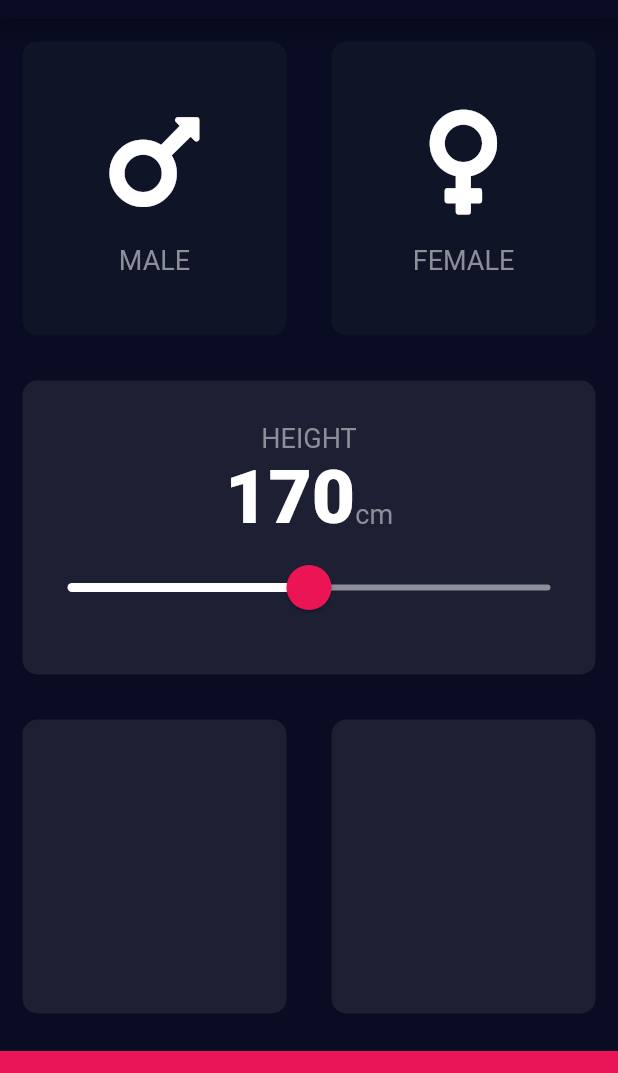
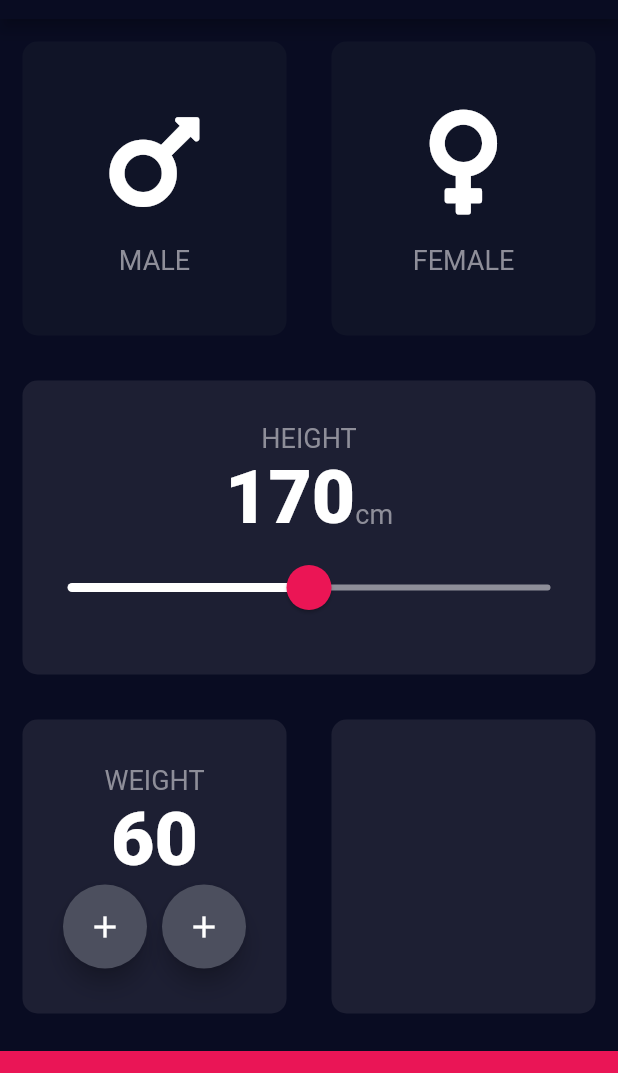
Before and after one commit to Oyekunle-Mark/rango_bmi_calc, a Flutter app: the screen it shows after launch, on a phone screen of 412 x 824 dp, the part 65-1138 px from its top. Run offline on Flutter 3.47's test engine with Material 2 defaults, Android fonts, the phone set to English and light mode, and no system bars; our stand-ins replace font_awesome_flutter.

Commit message:
Added and styled the last cards

```diff
--- a/lib/input_page.dart
+++ b/lib/input_page.dart
@@ -17,6 +17,7 @@ class InputPage extends StatefulWidget {
 class _InputPageState extends State<InputPage> {
   Gender selectedGender;
   int height = 170;
+  int weight = 60;
 
   @override
   Widget build(BuildContext context) {
@@ -122,6 +123,41 @@ class _InputPageState extends State<InputPage> {
                   Expanded(
                     child: ReusableCard(
                       colour: kActiveCardColor,
+                      cardChild: Column(
+                        mainAxisAlignment: MainAxisAlignment.center,
+                        children: <Widget>[
+                          Text(
+                            'WEIGHT',
+                            style: kLabelTextStyle,
+                          ),
+                          Text(
+                            weight.toString(),
+                            style: kNumberTextStyle,
+                          ),
+                          Row(
+                            mainAxisAlignment: MainAxisAlignment.center,
+                            children: <Widget>[
+                              FloatingActionButton(
+                                backgroundColor: Color(0xff4c4f5e),
+                                child: Icon(
+                                  Icons.add,
+                                  color: Colors.white,
+                                ),
+                              ),
+                              SizedBox(
+                                width: 10.0,
+                              ),
+                              FloatingActionButton(
+                                backgroundColor: Color(0xff4c4f5e),
+                                child: Icon(
+                                  Icons.add,
+                                  color: Colors.white,
+                                ),
+                              ),
+                            ],
+                          ),
+                        ],
+                      ),
                     ),
                   ),
                   Expanded(
```
